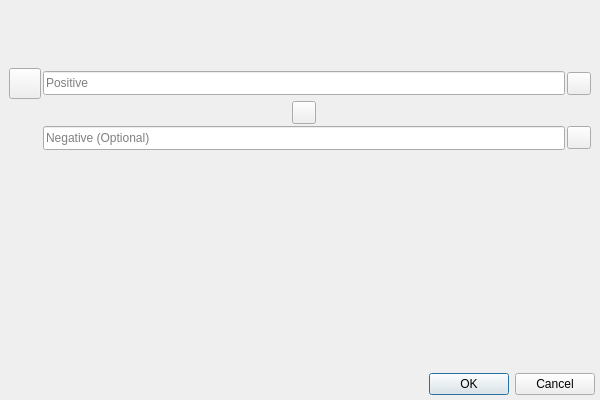
Above: ui/plot_value_editor_dialog.ui from zkovari/plotlyst before the change. Below: the same form after it.
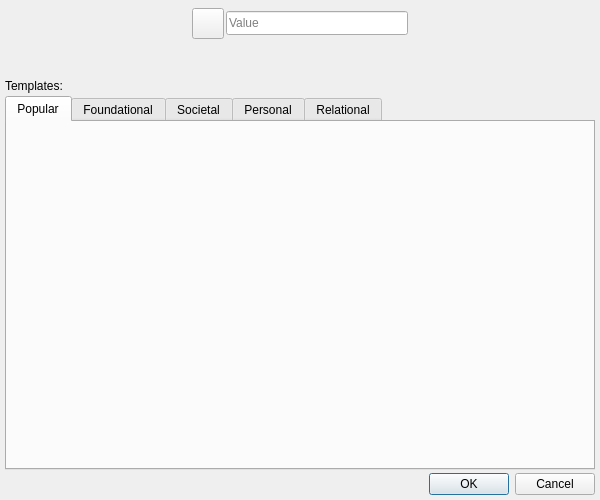
That is the form after the change. Custom widgets are drawn as their Qt base class.

Commit message:
Renovate story values (#684)
* Renovate story values

* Add more values separated to categories

* colors

Diff of the .ui file:
```diff
--- a/ui/plot_value_editor_dialog.ui
+++ b/ui/plot_value_editor_dialog.ui
@@ -7,7 +7,7 @@
     <x>0</x>
     <y>0</y>
     <width>600</width>
-    <height>400</height>
+    <height>500</height>
    </rect>
   </property>
   <property name="sizePolicy">
@@ -19,7 +19,7 @@
   <property name="minimumSize">
    <size>
     <width>600</width>
-    <height>400</height>
+    <height>500</height>
    </size>
   </property>
   <property name="windowTitle">
@@ -52,36 +52,10 @@
     </widget>
    </item>
    <item>
-    <widget class="QWidget" name="wdgTemplates" native="true">
-     <property name="sizePolicy">
-      <sizepolicy hsizetype="Expanding" vsizetype="Maximum">
-       <horstretch>0</horstretch>
-       <verstretch>0</verstretch>
-      </sizepolicy>
+    <layout class="QHBoxLayout" name="horizontalLayout">
+     <property name="spacing">
+      <number>2</number>
      </property>
-     <property name="minimumSize">
-      <size>
-       <width>0</width>
-       <height>25</height>
-      </size>
-     </property>
-    </widget>
-   </item>
-   <item>
-    <spacer name="horizontalSpacer_2">
-     <property name="orientation">
-      <enum>Qt::Horizontal</enum>
-     </property>
-     <property name="sizeHint" stdset="0">
-      <size>
-       <width>579</width>
-       <height>32</height>
-      </size>
-     </property>
-    </spacer>
-   </item>
-   <item>
-    <layout class="QGridLayout" name="gridLayout">
      <property name="leftMargin">
       <number>4</number>
      </property>
@@ -94,23 +68,20 @@
      <property name="bottomMargin">
       <number>5</number>
      </property>
-     <property name="spacing">
-      <number>2</number>
-     </property>
-     <item row="2" column="1" alignment="Qt::AlignHCenter">
-      <widget class="QToolButton" name="btnVersusIcon">
-       <property name="focusPolicy">
-        <enum>Qt::NoFocus</enum>
+     <item>
+      <spacer name="horizontalSpacer">
+       <property name="orientation">
+        <enum>Qt::Horizontal</enum>
        </property>
-       <property name="text">
-        <string/>
+       <property name="sizeHint" stdset="0">
+        <size>
+         <width>40</width>
+         <height>20</height>
+        </size>
        </property>
-       <property name="transparent" stdset="0">
-        <bool>true</bool>
-       </property>
-      </widget>
+      </spacer>
      </item>
-     <item row="1" column="0">
+     <item>
       <widget class="SecondaryActionToolButton" name="btnIcon">
        <property name="toolTip">
         <string>Value icon</string>
@@ -123,7 +94,7 @@
        </property>
       </widget>
      </item>
-     <item row="1" column="1">
+     <item>
       <widget class="QLineEdit" name="linePositive">
        <property name="sizePolicy">
         <sizepolicy hsizetype="Expanding" vsizetype="Maximum">
@@ -137,77 +108,87 @@
          <height>24</height>
         </size>
        </property>
+       <property name="maximumSize">
+        <size>
+         <width>300</width>
+         <height>16777215</height>
+        </size>
+       </property>
        <property name="toolTip">
         <string>Positive charge</string>
        </property>
        <property name="placeholderText">
-        <string>Positive</string>
+        <string>Value</string>
        </property>
       </widget>
      </item>
-     <item row="3" column="2">
-      <widget class="QToolButton" name="btnChargeDown">
-       <property name="focusPolicy">
-        <enum>Qt::NoFocus</enum>
+     <item>
+      <spacer name="horizontalSpacer_3">
+       <property name="orientation">
+        <enum>Qt::Horizontal</enum>
        </property>
-       <property name="text">
-        <string/>
-       </property>
-       <property name="transparent" stdset="0">
-        <bool>true</bool>
-       </property>
-      </widget>
-     </item>
-     <item row="1" column="2">
-      <widget class="QToolButton" name="btnChargeUp">
-       <property name="focusPolicy">
-        <enum>Qt::NoFocus</enum>
-       </property>
-       <property name="text">
-        <string/>
-       </property>
-       <property name="transparent" stdset="0">
-        <bool>true</bool>
-       </property>
-      </widget>
-     </item>
-     <item row="3" column="1">
-      <widget class="QLineEdit" name="lineNegative">
-       <property name="sizePolicy">
-        <sizepolicy hsizetype="Expanding" vsizetype="Maximum">
-         <horstretch>0</horstretch>
-         <verstretch>0</verstretch>
-        </sizepolicy>
-       </property>
-       <property name="minimumSize">
+       <property name="sizeHint" stdset="0">
         <size>
-         <width>150</width>
-         <height>24</height>
+         <width>40</width>
+         <height>20</height>
         </size>
        </property>
-       <property name="toolTip">
-        <string>Negative charge</string>
-       </property>
-       <property name="placeholderText">
-        <string>Negative (Optional)</string>
-       </property>
-      </widget>
+      </spacer>
      </item>
     </layout>
    </item>
    <item>
-    <spacer name="verticalSpacer">
+    <spacer name="horizontalSpacer_2">
      <property name="orientation">
-      <enum>Qt::Vertical</enum>
+      <enum>Qt::Horizontal</enum>
      </property>
      <property name="sizeHint" stdset="0">
       <size>
-       <width>20</width>
-       <height>15</height>
+       <width>579</width>
+       <height>32</height>
       </size>
      </property>
     </spacer>
    </item>
+   <item>
+    <widget class="QLabel" name="lblTemplates">
+     <property name="text">
+      <string>Templates:</string>
+     </property>
+    </widget>
+   </item>
+   <item>
+    <widget class="QTabWidget" name="tabWidget">
+     <property name="currentIndex">
+      <number>0</number>
+     </property>
+     <widget class="QWidget" name="tabPopular">
+      <attribute name="title">
+       <string>Popular</string>
+      </attribute>
+     </widget>
+     <widget class="QWidget" name="tabFoundational">
+      <attribute name="title">
+       <string>Foundational</string>
+      </attribute>
+     </widget>
+     <widget class="QWidget" name="tabSocietal">
+      <attribute name="title">
+       <string>Societal</string>
+      </attribute>
+     </widget>
+     <widget class="QWidget" name="tabPersonal">
+      <attribute name="title">
+       <string>Personal</string>
+      </attribute>
+     </widget>
+     <widget class="QWidget" name="tabRelational">
+      <attribute name="title">
+       <string>Relational</string>
+      </attribute>
+     </widget>
+    </widget>
+   </item>
    <item>
     <widget class="QDialogButtonBox" name="buttonBox">
      <property name="orientation">
```
Left out of the diff: 2 changed lines with no effect on the pictures. The commit also changes 3 other files.
